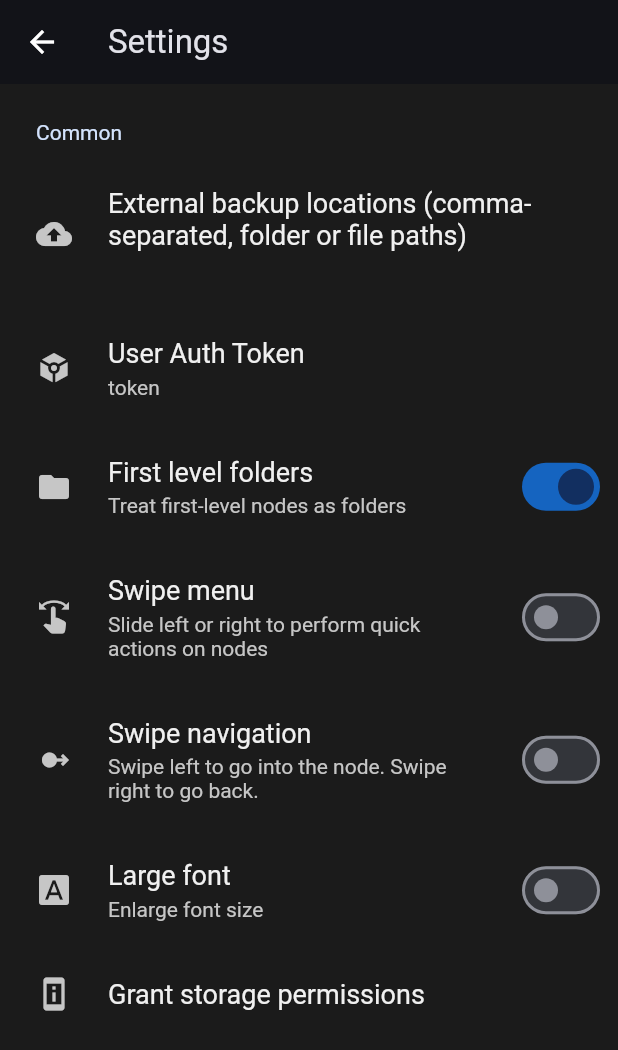
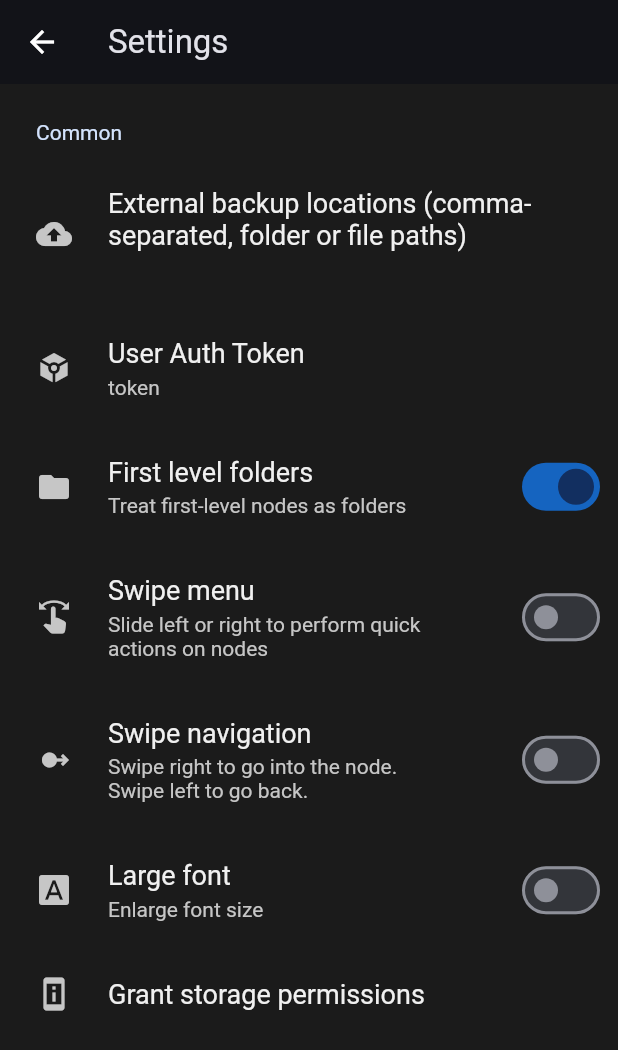
Before and after one commit to igrek51/todotree, a Flutter app: the SettingsPage screen opened directly, on a phone screen of 412 x 824 dp. Shown: the top 1050 px of the screen. Run offline on Flutter 3.47's test engine with Material 3 defaults, Android fonts, the phone set to English and light mode, and no system bars; drawn by our look-alikes of settings_ui; our stand-ins replace confetti, file_picker, flutter_slidable, permission_handler, shared_preferences, swipe_to and 1 more; missing offline and left inert: move_to_background, window_manager, yaml_writer; accounts and stored records are empty.

Commit message:
Reverse swipe navigation

```diff
--- a/lib/views/settings/settings_page.dart
+++ b/lib/views/settings/settings_page.dart
@@ -107,7 +107,7 @@ class _SettingsPageState extends State<SettingsPage> {
             SettingsTile.switchTile(
               leading: Icon(Icons.swipe_right_alt),
               title: Text('Swipe navigation'),
-              description: Text('Swipe left to go into the node. Swipe right to go back.'),
+              description: Text('Swipe right to go into the node. Swipe left to go back.'),
               initialValue: swipeNavigation,
               onToggle: (value) {
                 settingsProvider.swipeNavigation = value;
```
Also changed, not shown: lib/views/tree_browser/browser_widget.dart (+4 -4 lines), pubspec.lock.
